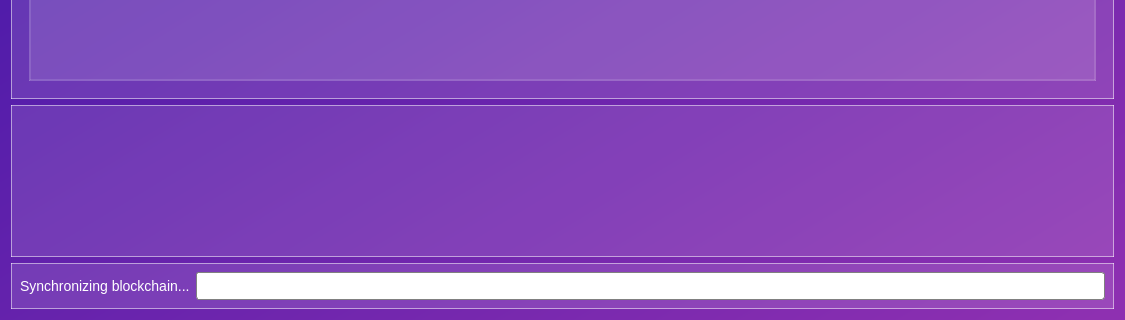
Memority/memority, file memority/ui/main.ui: the form before one commit; both pictures show x 0 to 1125 and y 374 to 694 of the 1125 by 694 pixel window.
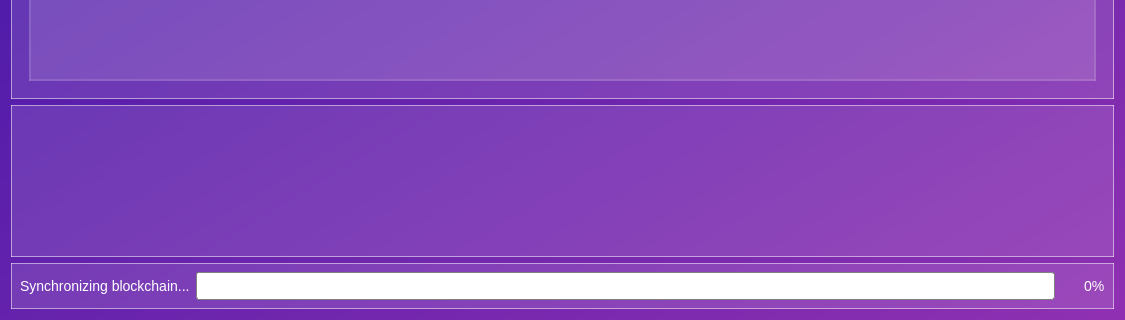
The form after the commit. The open tabs and pages were chosen to show the change. Icons and pictures are not drawn.

Commit message: Upd stylesheet

Patch:
```diff
--- a/memority/ui/main.ui
+++ b/memority/ui/main.ui
@@ -1159,7 +1159,7 @@
 background: white;
 padding: 1px;
 text-align: right;
-margin-right: 5ex;
+margin-right: 50px;
 }
 QProgressBar::chunk:horizontal {
 background: qlineargradient(x1: 0, y1: 0.5, x2: 1, y2: 0.5, stop: 0 rgb(50, 80, 234), stop: 1 rgb(0, 170, 234));
@@ -1176,7 +1176,7 @@
       <item>
        <widget class="QProgressBar" name="sync_progressbar">
         <property name="maximum">
-         <number>99</number>
+         <number>100</number>
         </property>
         <property name="value">
          <number>0</number>
```
Left out of the diff: 16 changed lines with no effect on the pictures.
